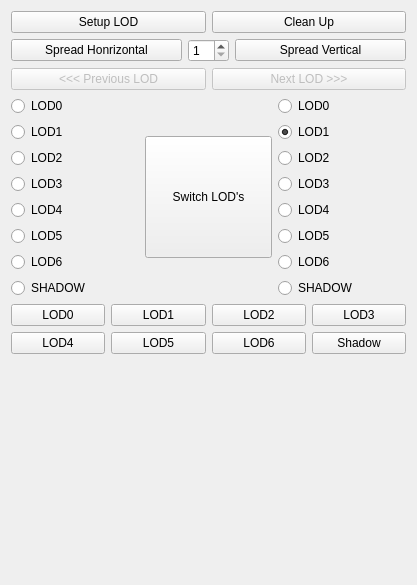
Above: Maya_Tools/Developer/Main/MODULE/LODTools/UI/LODTools.ui from code-google-com/mayatools before the change. Below: the same form after it.
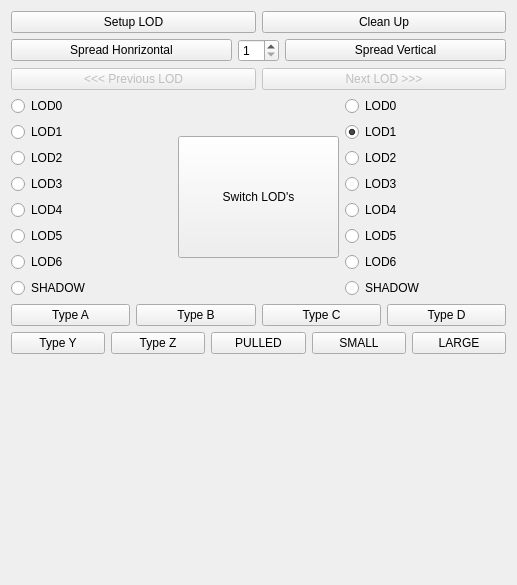
That is the form after the change.

Diff of the .ui file:
```diff
--- a/Maya_Tools/Developer/Main/MODULE/LODTools/UI/LODTools.ui
+++ b/Maya_Tools/Developer/Main/MODULE/LODTools/UI/LODTools.ui
@@ -6,7 +6,7 @@
    <rect>
     <x>0</x>
     <y>0</y>
-    <width>417</width>
+    <width>517</width>
     <height>585</height>
    </rect>
   </property>
@@ -317,7 +317,7 @@
      <item>
       <widget class="QPushButton" name="btnLOD0">
        <property name="text">
-        <string>LOD0</string>
+        <string>Type A</string>
        </property>
        <property name="checkable">
         <bool>true</bool>
@@ -327,7 +327,7 @@
      <item>
       <widget class="QPushButton" name="btnLOD1">
        <property name="text">
-        <string>LOD1</string>
+        <string>Type B</string>
        </property>
        <property name="checkable">
         <bool>true</bool>
@@ -337,7 +337,7 @@
      <item>
       <widget class="QPushButton" name="btnLOD2">
        <property name="text">
-        <string>LOD2</string>
+        <string>Type C</string>
        </property>
        <property name="checkable">
         <bool>true</bool>
@@ -347,7 +347,7 @@
      <item>
       <widget class="QPushButton" name="btnLOD3">
        <property name="text">
-        <string>LOD3</string>
+        <string>Type D</string>
        </property>
        <property name="checkable">
         <bool>true</bool>
@@ -361,7 +361,7 @@
      <item>
       <widget class="QPushButton" name="btnLOD4">
        <property name="text">
-        <string>LOD4</string>
+        <string>Type Y</string>
        </property>
        <property name="checkable">
         <bool>true</bool>
@@ -371,7 +371,7 @@
      <item>
       <widget class="QPushButton" name="btnLOD5">
        <property name="text">
-        <string>LOD5</string>
+        <string>Type Z</string>
        </property>
        <property name="checkable">
         <bool>true</bool>
@@ -381,17 +381,30 @@
      <item>
       <widget class="QPushButton" name="btnLOD6">
        <property name="text">
-        <string>LOD6</string>
+        <string>PULLED</string>
        </property>
        <property name="checkable">
         <bool>true</bool>
        </property>
+       <attribute name="buttonGroup">
+        <string>buttonGroup_2</string>
+       </attribute>
+      </widget>
+     </item>
+     <item>
+      <widget class="QPushButton" name="pushButton">
+       <property name="text">
+        <string>SMALL</string>
+       </property>
+       <attribute name="buttonGroup">
+        <string>buttonGroup_2</string>
+       </attribute>
       </widget>
      </item>
      <item>
       <widget class="QPushButton" name="btnSHADOW">
        <property name="text">
-        <string>Shadow</string>
+        <string>LARGE</string>
        </property>
        <property name="checkable">
         <bool>true</bool>
```
Left out of the diff: 38 changed lines with no effect on the pictures.
